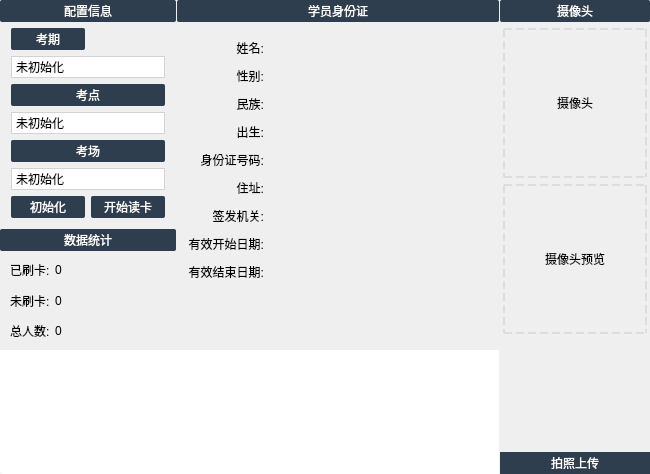
Qt form IDReader/gui/MainWidget.ui (xtuer/Qt) before a commit.
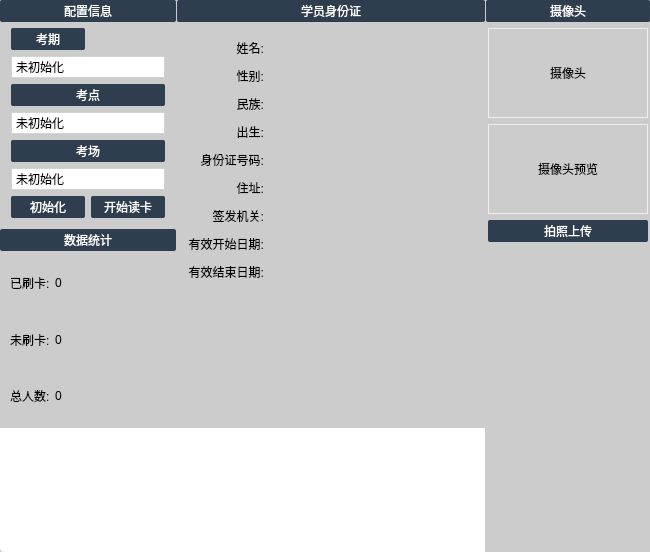
The same form after that commit. Icons and pictures are not drawn.

Commit message: 拍照上传

Diff of the .ui file:
```diff
--- a/IDReader/gui/MainWidget.ui
+++ b/IDReader/gui/MainWidget.ui
@@ -7,7 +7,7 @@
     <x>0</x>
     <y>0</y>
     <width>650</width>
-    <height>474</height>
+    <height>552</height>
    </rect>
   </property>
   <property name="windowTitle">
@@ -17,8 +17,8 @@
    <string notr="true">* {
 	
 }
-.MainWidget {
-
+#MainWidget {
+	background: #CCC;
 }
 
 .ContainerWidget {
@@ -143,14 +143,20 @@
 }
 
 #placeholderLabel, #previewLabel {
-	border: 2px dashed #DDD;
-	margin-left: 3px;
-	margin-right: 3px;
+	border: 1px solid #EEE;
+	margin-left: 2px;
+	margin-right: 2px;
 }
 
 #captureButton {
-	border-radius: 0;
-}</string>
+	margin-left: 2px;
+	margin-right: 2px;
+}
+
+#cameraWidget {
+	border-bottom-right-radius: 4px;
+}
+</string>
   </property>
   <layout class="QGridLayout" name="gridLayout_4">
    <property name="leftMargin">
@@ -730,14 +736,14 @@
        <widget class="QLabel" name="placeholderLabel">
         <property name="minimumSize">
          <size>
-          <width>0</width>
-          <height>150</height>
+          <width>164</width>
+          <height>90</height>
          </size>
         </property>
         <property name="maximumSize">
          <size>
-          <width>16777215</width>
-          <height>150</height>
+          <width>160</width>
+          <height>90</height>
          </size>
         </property>
         <property name="text">
@@ -752,14 +758,14 @@
        <widget class="QLabel" name="previewLabel">
         <property name="minimumSize">
          <size>
-          <width>0</width>
-          <height>150</height>
+          <width>164</width>
+          <height>90</height>
          </size>
         </property>
         <property name="maximumSize">
          <size>
-          <width>16777215</width>
-          <height>150</height>
+          <width>164</width>
+          <height>90</height>
          </size>
         </property>
         <property name="text">
@@ -770,6 +776,13 @@
         </property>
        </widget>
       </item>
+      <item>
+       <widget class="QPushButton" name="captureButton">
+        <property name="text">
+         <string>拍照上传</string>
+        </property>
+       </widget>
+      </item>
       <item>
        <spacer name="verticalSpacer_2">
         <property name="orientation">
@@ -783,13 +796,6 @@
         </property>
        </spacer>
       </item>
-      <item>
-       <widget class="QPushButton" name="captureButton">
-        <property name="text">
-         <string>拍照上传</string>
-        </property>
-       </widget>
-      </item>
      </layout>
     </widget>
    </item>
```
Left out of the diff: 308 changed lines with no effect on the pictures. The commit also changes 1 other file.
